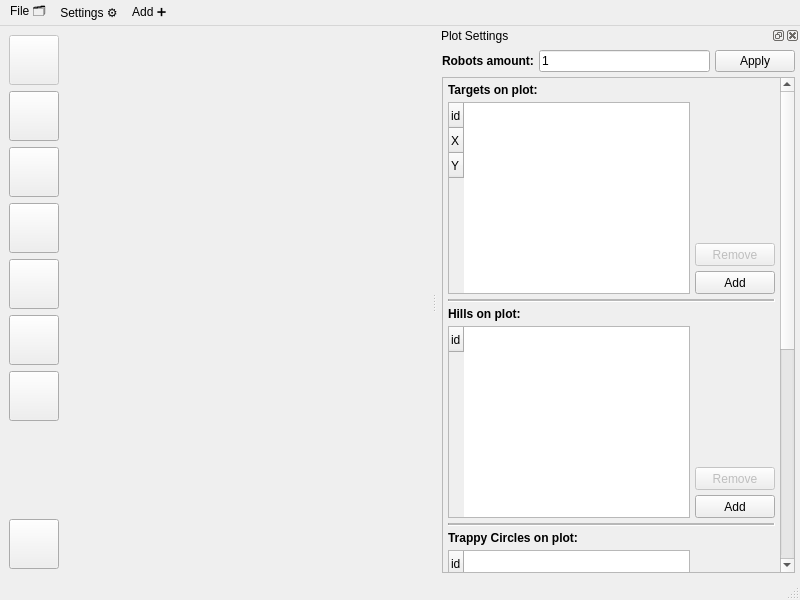
The window that main/mainwindow.ui (UmbrellaLeaf5/locus_no_pilotus) describes before a commit, drawn with Qt 5.
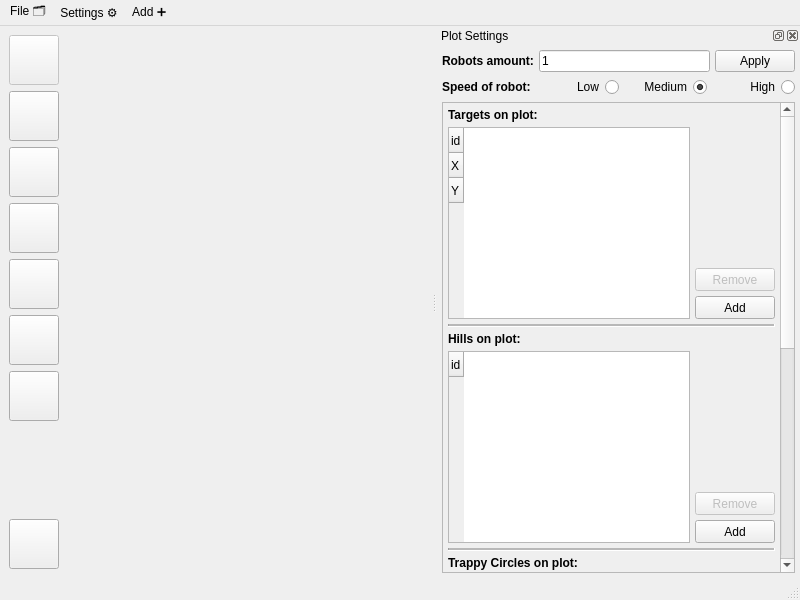
The same window after the commit. Icons and pictures are not drawn. Custom widgets are drawn as their Qt base class.

Commit message: add speed to robot

Patch:
```diff
--- a/main/mainwindow.ui
+++ b/main/mainwindow.ui
@@ -446,7 +446,7 @@
    <property name="minimumSize">
     <size>
      <width>175</width>
-     <height>153</height>
+     <height>186</height>
     </size>
    </property>
    <property name="baseSize">
@@ -547,6 +547,46 @@
        </item>
       </layout>
      </item>
+     <item>
+      <layout class="QHBoxLayout" name="horizontalLayout_2">
+       <item>
+        <widget class="QRadioButton" name="HighSpeedButton">
+         <property name="text">
+          <string>High</string>
+         </property>
+        </widget>
+       </item>
+       <item>
+        <widget class="QRadioButton" name="MediumSpeedButton">
+         <property name="text">
+          <string>Medium</string>
+         </property>
+         <property name="checked">
+          <bool>true</bool>
+         </property>
+        </widget>
+       </item>
+       <item>
+        <widget class="QRadioButton" name="LowSpeedButton">
+         <property name="text">
+          <string>Low</string>
+         </property>
+        </widget>
+       </item>
+       <item>
+        <widget class="QLabel" name="SpeedLabel">
+         <property name="font">
+          <font>
+           <bold>true</bold>
+          </font>
+         </property>
+         <property name="text">
+          <string>Speed of robot:</string>
+         </property>
+        </widget>
+       </item>
+      </layout>
+     </item>
      <item>
       <widget class="QScrollArea" name="guiObjectsScrollArea">
        <property name="baseSize">
```
Left out of the diff: 2 changed lines with no effect on the pictures. The commit also changes 6 other files.
